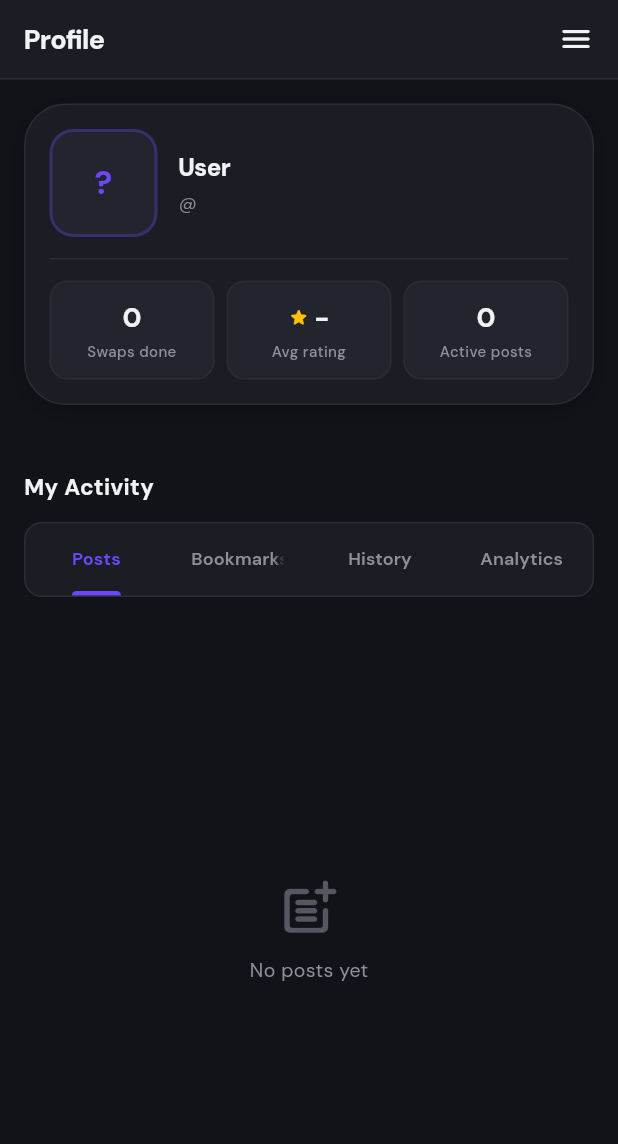
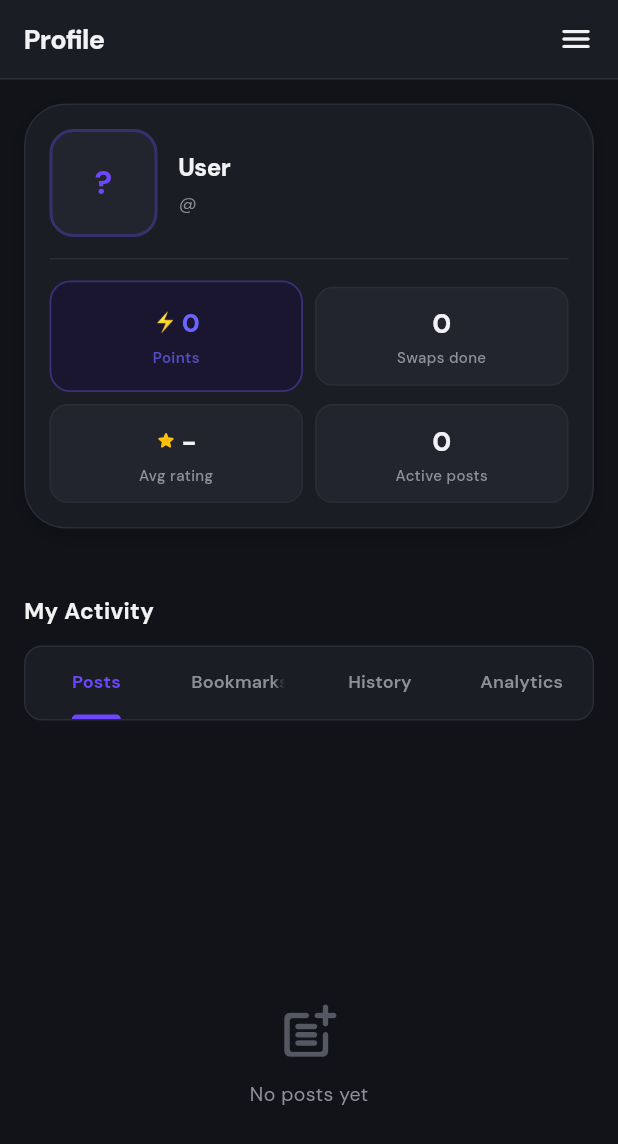
Before and after one commit to garg19anushka/Swaply, a Flutter app: the ProfileScreen screen opened directly, on a phone screen of 412 x 824 dp. Shown: the top 1144 px of the screen. Run offline on Flutter 3.47's test engine with Material 3 defaults, Android fonts, the phone set to English and light mode, and no system bars; drawn by our look-alikes of flutter_animate; our stand-ins replace badges, flutter_rating_bar, google_fonts, google_generative_ai, image_picker, shared_preferences and 3 more; accounts and stored records are empty; statements that could not run were skipped.

Commit message:
profile screen

```diff
--- a/lib/screens/profile/profile_screen.dart
+++ b/lib/screens/profile/profile_screen.dart
@@ -256,9 +256,27 @@ class _ProfileScreenState extends State<ProfileScreen>
                     Divider(color: _bd, height: 1),
                     const SizedBox(height: 14),
 
-                    // Stats
+                    // Stats – 2×2 grid
+                    Column(
+                      children: [
                         Row(
                           children: [
+                            _PointsPanel(
+                              totalSwaps: profile?.totalSwaps ?? 0,
+                              averageRating: profile?.averageRating ?? 0.0,
+                              sv: _sv,
+                              bd: _bd,
+                              tp: _tp,
+                              ts: _ts,
+                              d: _d,
+                              onTap: () => Navigator.push(
+                                context,
+                                MaterialPageRoute(
+                                  builder: (_) => const LeaderboardScreen(),
+                                ),
+                              ),
+                            ),
+                            const SizedBox(width: 8),
                             _StatPanel(
                               value: '${profile?.totalSwaps ?? 0}',
                               label: 'Swaps done',
@@ -267,7 +285,11 @@ class _ProfileScreenState extends State<ProfileScreen>
                               tp: _tp,
                               ts: _ts,
                             ),
-                        const SizedBox(width: 8),
+                          ],
+                        ),
+                        const SizedBox(height: 8),
+                        Row(
+                          children: [
                             _StatPanel(
                               value: (profile?.averageRating ?? 0) > 0
                                   ? profile!.averageRating.toStringAsFixed(1)
@@ -288,6 +310,8 @@ class _ProfileScreenState extends State<ProfileScreen>
                               bd: _bd,
                               tp: _tp,
                               ts: _ts,
+                            ),
+                          ],
                         ),
                       ],
                     ),
@@ -2257,3 +2281,80 @@ Widget _empty(IconData icon, String msg, Color ts, Color tl) {
     ),
   );
 }
+
+// ─────────────────────────────────────────────────────────────────────────────
+//  _PointsPanel  (inline stat card – taps into leaderboard)
+// ─────────────────────────────────────────────────────────────────────────────
+class _PointsPanel extends StatelessWidget {
+  final int totalSwaps;
+  final double averageRating;
+  final bool d;
+  final Color sv, bd, tp, ts;
+  final VoidCallback onTap;
+
+  const _PointsPanel({
+    required this.totalSwaps,
+    required this.averageRating,
+    required this.d,
+    required this.sv,
+    required this.bd,
+    required this.tp,
+    required this.ts,
+    required this.onTap,
+  });
+
+  int get _pts => (totalSwaps * 10 + (averageRating * 20)).round();
+
+  @override
+  Widget build(BuildContext context) {
+    const purple = Color(0xFF6C63FF);
+    return Expanded(
+      child: GestureDetector(
+        onTap: onTap,
+        child: Container(
+          padding: const EdgeInsets.symmetric(vertical: 14, horizontal: 10),
+          decoration: BoxDecoration(
+            color: d ? const Color(0xFF1A1630) : const Color(0xFFF0EEFF),
+            borderRadius: BorderRadius.circular(14),
+            border: Border.all(
+              color: d ? purple.withOpacity(0.35) : purple.withOpacity(0.25),
+              width: 1.2,
+            ),
+          ),
+          child: Column(
+            mainAxisSize: MainAxisSize.min,
+            children: [
+              Row(
+                mainAxisAlignment: MainAxisAlignment.center,
+                children: [
+                  const Text('⚡', style: TextStyle(fontSize: 13)),
+                  const SizedBox(width: 3),
+                  Text(
+                    '$_pts',
+                    style: GoogleFonts.dmSans(
+                      color: purple,
+                      fontSize: 17,
+                      fontWeight: FontWeight.w900,
+                      letterSpacing: -0.4,
+                    ),
+                  ),
+                ],
+              ),
+              const SizedBox(height: 3),
+              Text(
+                'Points',
+                style: GoogleFonts.dmSans(
+                  color: d ? purple.withOpacity(0.7) : purple.withOpacity(0.85),
+                  fontSize: 10,
+                  fontWeight: FontWeight.w600,
+                ),
+              ),
+            ],
+          ),
+        ),
+      ),
+    );
+  }
+}
+
+// ─────────────────────────────────────────────────────────────────────────────
```
Lines whose indentation alone changed are shown as unchanged.
